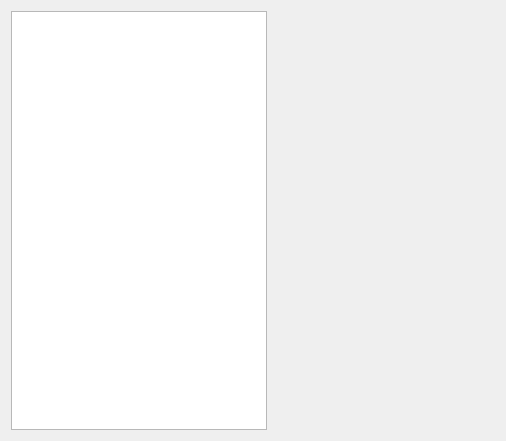
Qt form RecoveryWizard/connectionspage.ui (rust3128/CheckRecoveryWizard) before a commit.
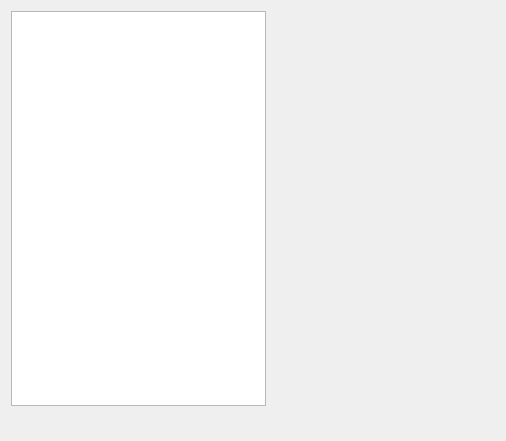
The same form after that commit.

```diff
--- a/RecoveryWizard/connectionspage.ui
+++ b/RecoveryWizard/connectionspage.ui
@@ -13,6 +13,9 @@
   <property name="windowTitle">
    <string>WizardPage</string>
   </property>
+  <property name="styleSheet">
+   <string notr="true"/>
+  </property>
   <property name="title">
    <string>Подключение к центрально базе</string>
   </property>
@@ -46,6 +49,24 @@
      </property>
     </spacer>
    </item>
+   <item row="1" column="0" colspan="2">
+    <widget class="QLabel" name="labelInfo">
+     <property name="font">
+      <font>
+       <pointsize>12</pointsize>
+      </font>
+     </property>
+     <property name="styleSheet">
+      <string notr="true">color: rgb(255, 0, 0);</string>
+     </property>
+     <property name="text">
+      <string/>
+     </property>
+     <property name="wordWrap">
+      <bool>true</bool>
+     </property>
+    </widget>
+   </item>
   </layout>
  </widget>
  <resources/>
```
